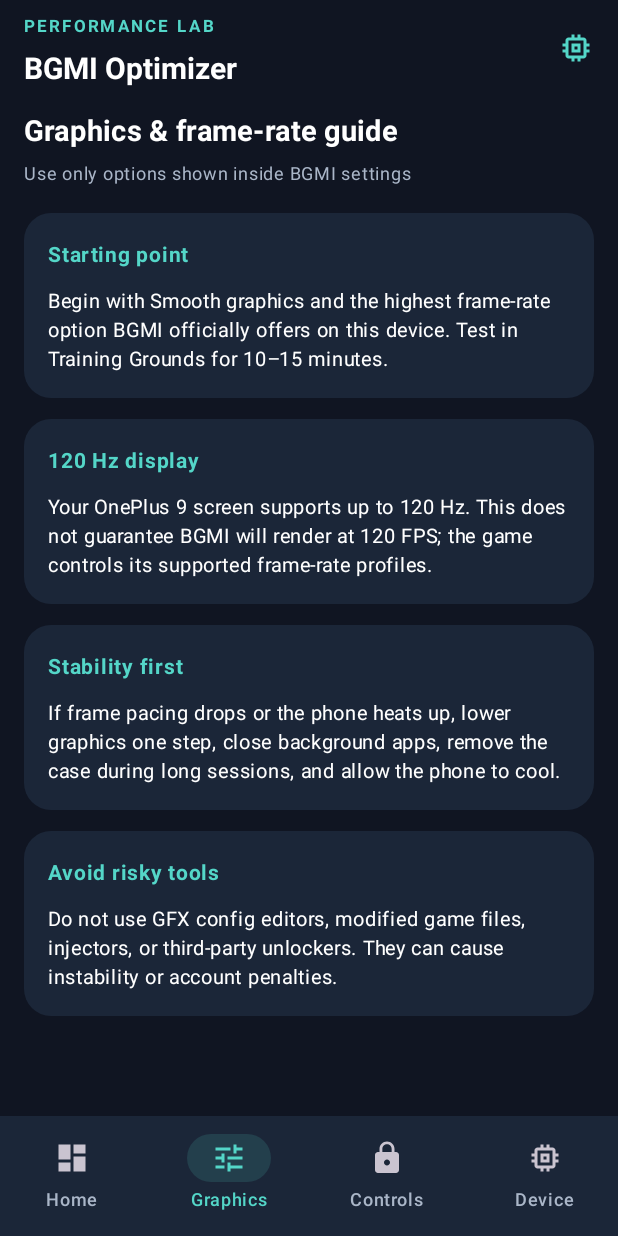
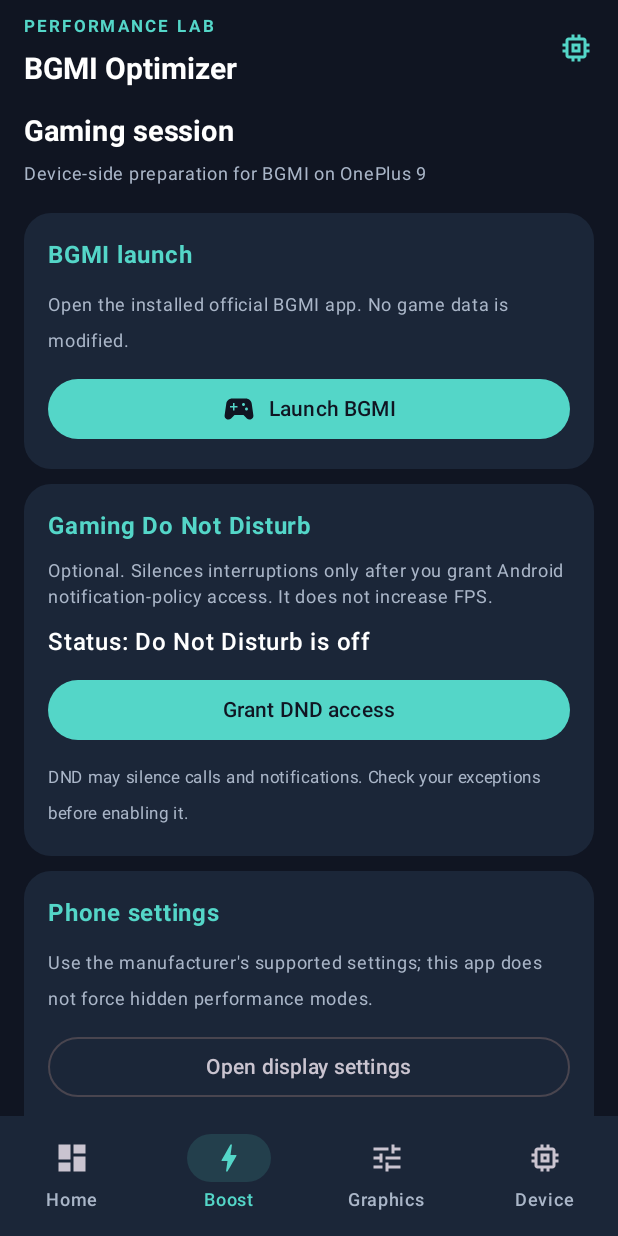
Before and after one commit to naveed795113-bit/BGMI-Performance-Optimizer, an Android app built with Jetpack Compose: the screen it shows after launch (MainActivity), item 2 of the bottom bar chosen, on a phone screen of 412 x 824 dp. Run offline under Robolectric (Android 15) with nearby library versions, the phone set to English and light mode, and no system bars.

Commit message:
Build practical BGMI gaming session controls

```diff
--- a/app/src/main/java/com/performance/bgmioptimizer/MainActivity.kt
+++ b/app/src/main/java/com/performance/bgmioptimizer/MainActivity.kt
@@ -1,12 +1,14 @@
 package com.performance.bgmioptimizer
 
 import android.app.ActivityManager
+import android.app.NotificationManager
 import android.content.Context
 import android.content.Intent
 import android.content.IntentFilter
 import android.os.Build
 import android.os.Bundle
 import android.os.PowerManager
+import android.provider.Settings
 import androidx.activity.ComponentActivity
 import androidx.activity.compose.setContent
 import androidx.compose.foundation.background
@@ -73,7 +75,7 @@ private fun OptimizerApp() {
         },
         bottomBar = {
             NavigationBar(containerColor = Panel, contentColor = Cyan) {
-                listOf("Home", "Graphics", "Controls", "Device").forEach { item ->
+                listOf("Home", "Boost", "Graphics", "Device").forEach { item ->
                     NavigationBarItem(
                         selected = page == item,
                         onClick = { page = item },
@@ -81,7 +83,7 @@ private fun OptimizerApp() {
                             Icon(
                                 when (item) {
                                     "Graphics" -> Icons.Default.Tune
-                                    "Controls" -> Icons.Default.Lock
+                                    "Boost" -> Icons.Default.Bolt
                                     "Device" -> Icons.Default.Memory
                                     else -> Icons.Default.Dashboard
                                 }, contentDescription = item
@@ -117,8 +119,8 @@ private fun OptimizerApp() {
                         }
                     }
                     item { SectionTitle("Optimisation modules", "Practical settings guidance — no game-file changes") }
-                    item { ModuleCard("Graphics & FPS", "Choose stable in-game graphics targets", Icons.Default.Tune) { page = "Graphics" } }
-                    item { ModuleCard("Controls protection", "This app never edits BGMI sensitivity or controls", Icons.Default.Lock) { page = "Controls" } }
+                    item { ModuleCard("Gaming session", "Prepare the phone and launch BGMI", Icons.Default.Bolt) { page = "Boost" } }
+                    item { ModuleCard("Graphics & FPS", "Review supported in-game settings", Icons.Default.Tune) { page = "Graphics" } }
                     item { ModuleCard("Device performance", "View hardware and thermal guidance", Icons.Default.Memory) { page = "Device" } }
                     item {
                         Text("Safety note: this companion app does not control BGMI, remove recoil, add aim assist, unlock unsupported FPS modes, or bypass anti-cheat.", color = Muted, fontSize = 12.sp, lineHeight = 18.sp)
@@ -131,10 +133,12 @@ private fun OptimizerApp() {
                     item { InfoCard("Stability first", "If frame pacing drops or the phone heats up, lower graphics one step, close background apps, remove the case during long sessions, and allow the phone to cool.") }
                     item { InfoCard("Avoid risky tools", "Do not use GFX config editors, modified game files, injectors, or third-party unlockers. They can cause instability or account penalties.") }
                 }
-                "Controls" -> {
-                    item { SectionTitle("Controls protection", "Your BGMI settings remain exactly as you set them") }
-                    item { InfoCard("No sensitivity changes", "This app will not change camera sensitivity, ADS sensitivity, gyroscope sensitivity, button layout, control size, or any other BGMI control setting.") }
-                    item { InfoCard("No game modification", "The app does not access BGMI private data, edit game files, inject code, or automate in-game actions. You remain in full control of every setting.") }
+                "Boost" -> {
+                    item { SectionTitle("Gaming session", "Device-side preparation for BGMI on OnePlus 9") }
+                    item { GamingSessionPanel() }
+                    item { InfoCard("What this can do", "Launch BGMI, optionally silence interruptions with Android Do Not Disturb, and open the phone's own display and battery settings. These are device-side actions, not game modifications.") }
+                    item { InfoCard("What it cannot do", "A normal app cannot force BGMI to render at 120 FPS, unlock restricted graphics, control the game's frame pacing, or guarantee lag-free hot drops. Actual performance depends on BGMI support, temperature, network and server load.") }
+                    item { InfoCard("Controls stay untouched", "Camera sensitivity, ADS, gyroscope, button layout and control size are never read or changed.") }
                 }
                 "Device" -> {
                     item { SectionTitle("Live device status", "Read-only Android telemetry; no BGMI settings are changed") }
@@ -152,6 +156,77 @@ private fun OptimizerApp() {
                 }
             }
         }
+    }
+}
+
+@Composable
+private fun GamingSessionPanel() {
+    val context = LocalContext.current
+    val nm = remember { context.getSystemService(Context.NOTIFICATION_SERVICE) as NotificationManager }
+    var dndGranted by remember { mutableStateOf(nm.isNotificationPolicyAccessGranted) }
+    var dndActive by remember { mutableStateOf(nm.currentInterruptionFilter == NotificationManager.INTERRUPTION_FILTER_NONE) }
+    var status by remember { mutableStateOf("Ready to prepare your session.") }
+
+    fun launchBgmi() {
+        val intent = context.packageManager.getLaunchIntentForPackage("com.pubg.imobile")
+        if (intent != null) {
+            intent.addFlags(Intent.FLAG_ACTIVITY_NEW_TASK)
+            context.startActivity(intent)
+            status = "BGMI launch requested."
+        } else {
+            status = "BGMI was not found. Install the official BGMI app first."
+        }
+    }
+
+    Column(verticalArrangement = Arrangement.spacedBy(10.dp)) {
+        CardBlock {
+            Text("BGMI launch", color = Cyan, fontWeight = FontWeight.Bold)
+            Text("Open the installed official BGMI app. No game data is modified.", color = Muted, fontSize = 12.sp)
+            Button(onClick = { launchBgmi() }, modifier = Modifier.fillMaxWidth()) {
+                Icon(Icons.Default.SportsEsports, contentDescription = null)
+                Spacer(Modifier.width(8.dp))
+                Text("Launch BGMI")
+            }
+        }
+        CardBlock {
+            Text("Gaming Do Not Disturb", color = Cyan, fontWeight = FontWeight.Bold)
+            Text("Optional. Silences interruptions only after you grant Android notification-policy access. It does not increase FPS.", color = Muted, fontSize = 12.sp, lineHeight = 17.sp)
+            Text(if (dndActive) "Status: Do Not Disturb is active" else "Status: Do Not Disturb is off", color = Color.White, fontWeight = FontWeight.SemiBold)
+            Button(onClick = {
+                dndGranted = nm.isNotificationPolicyAccessGranted
+                if (!dndGranted) {
+                    context.startActivity(Intent(Settings.ACTION_NOTIFICATION_POLICY_ACCESS_SETTINGS).addFlags(Intent.FLAG_ACTIVITY_NEW_TASK))
+                    status = "Grant access in Android settings, then return to this page."
+                } else if (!dndActive) {
+                    val prefs = context.getSharedPreferences("gaming_session", Context.MODE_PRIVATE)
+                    prefs.edit().putInt("previous_filter", nm.currentInterruptionFilter).putBoolean("saved_filter", true).apply()
+                    nm.setInterruptionFilter(NotificationManager.INTERRUPTION_FILTER_NONE)
+                    dndActive = true
+                    status = "Do Not Disturb enabled. Turn it off here after gaming."
+                } else {
+                    val prefs = context.getSharedPreferences("gaming_session", Context.MODE_PRIVATE)
+                    val previous = if (prefs.getBoolean("saved_filter", false)) prefs.getInt("previous_filter", NotificationManager.INTERRUPTION_FILTER_ALL) else NotificationManager.INTERRUPTION_FILTER_ALL
+                    nm.setInterruptionFilter(previous)
+                    prefs.edit().putBoolean("saved_filter", false).apply()
+                    dndActive = false
+                    status = "Previous interruption mode restored."
+                }
+            }, modifier = Modifier.fillMaxWidth()) {
+                Text(if (!dndGranted) "Grant DND access" else if (dndActive) "Turn DND off" else "Turn DND on")
+            }
+            Text("DND may silence calls and notifications. Check your exceptions before enabling it.", color = Muted, fontSize = 11.sp)
+        }
+        CardBlock {
+            Text("Phone settings", color = Cyan, fontWeight = FontWeight.Bold)
+            Text("Use the manufacturer's supported settings; this app does not force hidden performance modes.", color = Muted, fontSize = 12.sp)
+            OutlinedButton(onClick = { context.startActivity(Intent(Settings.ACTION_DISPLAY_SETTINGS).addFlags(Intent.FLAG_ACTIVITY_NEW_TASK)) }, modifier = Modifier.fillMaxWidth()) {
+                Text("Open display settings")
+            }
+            OutlinedButton(onClick = { context.startActivity(Intent(Settings.ACTION_BATTERY_SAVER_SETTINGS).addFlags(Intent.FLAG_ACTIVITY_NEW_TASK)) }, modifier = Modifier.fillMaxWidth()) {
+                Text("Open battery settings")
+            }
+        }
+        Text(status, color = Cyan, fontSize = 12.sp)
     }
 }
 
```
